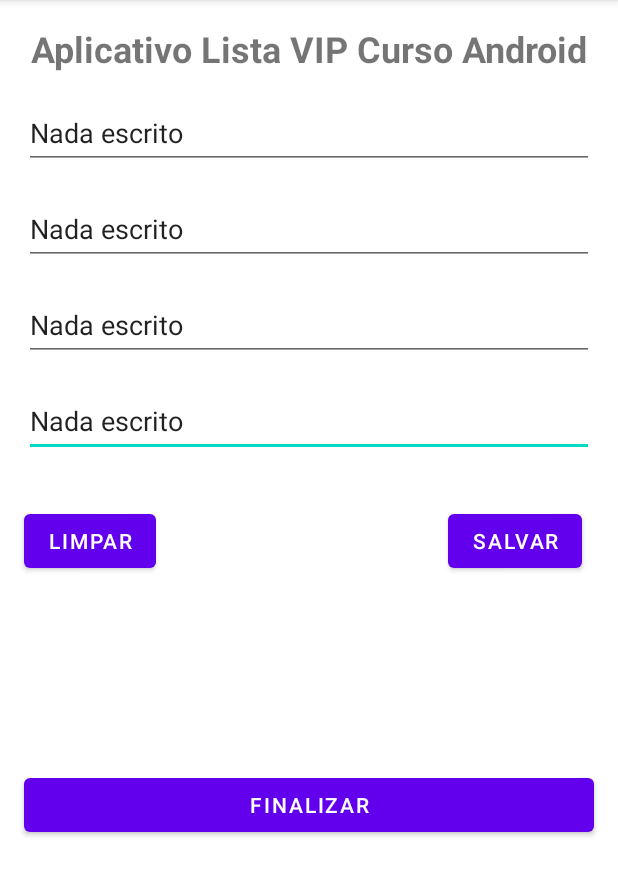
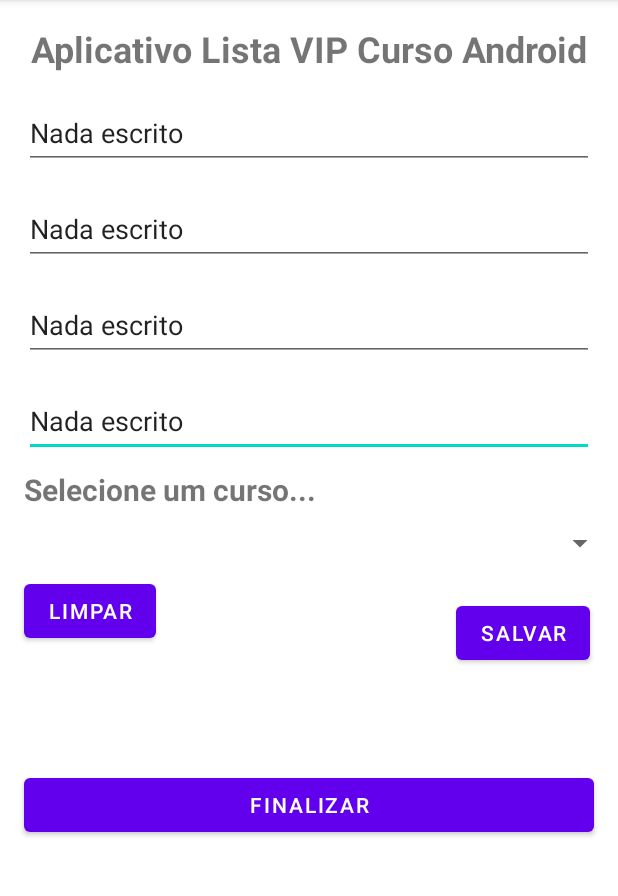
Before and after one commit to tiler9/Projetos-Treinamento-Android-2023, an Android app: the screen it shows after launch (MainActivity), on a phone screen of 412 x 824 dp, the part 84-980 px from its top. Run offline under Robolectric (Android 15) with nearby library versions, the phone set to English and light mode, and no system bars.

Commit message:
Criação do Spinner no Laoyt

```diff
--- a/AppListaCurso/app/src/main/res/layout/activity_main.xml
+++ b/AppListaCurso/app/src/main/res/layout/activity_main.xml
@@ -96,10 +96,10 @@
         android:text="@string/txt_button_salvar"
         app:layout_constraintBottom_toTopOf="@+id/buttonFinalizar"
         app:layout_constraintEnd_toEndOf="parent"
-        app:layout_constraintHorizontal_bias="0.304"
+        app:layout_constraintHorizontal_bias="0.466"
         app:layout_constraintStart_toEndOf="@+id/buttonLimpar"
         app:layout_constraintTop_toBottomOf="@+id/editTextTelefone"
-        app:layout_constraintVertical_bias="0.0" />
+        app:layout_constraintVertical_bias="0.481" />
 
     <Button
         android:id="@+id/buttonLimpar"
@@ -111,6 +111,33 @@
         app:layout_constraintBottom_toTopOf="@+id/buttonFinalizar"
         app:layout_constraintStart_toStartOf="parent"
         app:layout_constraintTop_toBottomOf="@+id/editTextTelefone"
-        app:layout_constraintVertical_bias="0.0" />
+        app:layout_constraintVertical_bias="0.363" />
+
+    <Spinner
+        android:id="@+id/txtListaSpinner"
+        android:layout_width="409dp"
+        android:layout_height="wrap_content"
+        android:layout_marginStart="16dp"
+        android:layout_marginEnd="16dp"
+        android:layout_marginBottom="24dp"
+        app:layout_constraintBottom_toTopOf="@+id/buttonSalvar"
+        app:layout_constraintEnd_toEndOf="parent"
+        app:layout_constraintStart_toStartOf="parent" />
+
+    <TextView
+        android:id="@+id/textView2"
+        android:layout_width="wrap_content"
+        android:layout_height="wrap_content"
+        android:layout_marginStart="16dp"
+        android:layout_marginEnd="337dp"
+        android:text="Selecione um curso..."
+        android:textSize="20sp"
+        android:textStyle="bold"
+        app:layout_constraintBottom_toTopOf="@+id/txtListaSpinner"
+        app:layout_constraintEnd_toEndOf="parent"
+        app:layout_constraintHorizontal_bias="0.0"
+        app:layout_constraintStart_toStartOf="parent"
+        app:layout_constraintTop_toBottomOf="@+id/editTextTelefone"
+        app:layout_constraintVertical_bias="0.444" />
 
 </androidx.constraintlayout.widget.ConstraintLayout>
```
